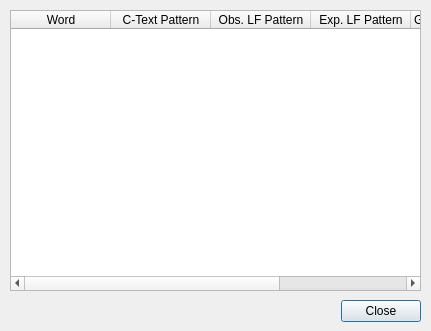
First picture: the form in ui/WordPatternsDialogUI.ui, repository ProPane865/CryptAnalyst, before the edit.
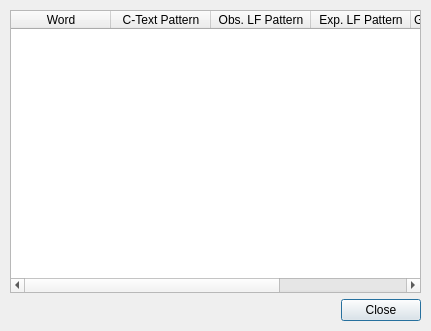
Second picture: the form after the edit.

Commit message: Fixed UI scaling issues on high DPI screens

What changed in the file:
```diff
--- a/ui/WordPatternsDialogUI.ui
+++ b/ui/WordPatternsDialogUI.ui
@@ -25,15 +25,18 @@
   <property name="windowTitle">
    <string>Word Patterns</string>
   </property>
-  <widget class="QTableWidget" name="wordTable">
+  <widget class="QWidget" name="verticalLayoutWidget">
    <property name="geometry">
     <rect>
      <x>10</x>
      <y>10</y>
      <width>411</width>
-     <height>281</height>
+     <height>311</height>
     </rect>
    </property>
+   <layout class="QVBoxLayout" name="verticalLayout">
+    <item>
+     <widget class="QTableWidget" name="wordTable">
    <column>
     <property name="text">
      <string>Word</string>
@@ -65,18 +68,15 @@
     </property>
    </column>
   </widget>
+    </item>
+    <item>
   <widget class="QDialogButtonBox" name="buttonBox">
-   <property name="geometry">
-    <rect>
-     <x>10</x>
-     <y>300</y>
-     <width>411</width>
-     <height>23</height>
-    </rect>
-   </property>
    <property name="standardButtons">
     <set>QDialogButtonBox::Close</set>
    </property>
+     </widget>
+    </item>
+   </layout>
   </widget>
  </widget>
  <resources/>
```
Lines whose indentation alone changed are shown as unchanged. The commit also changes 6 other files.
